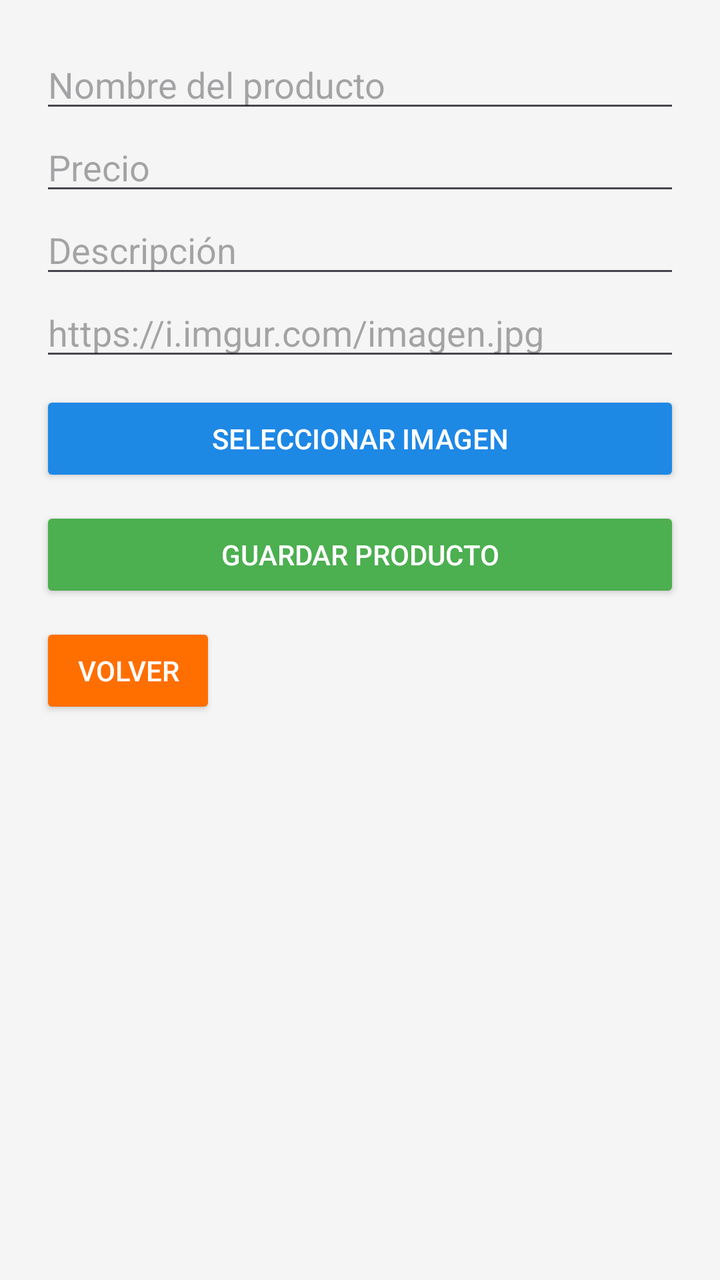
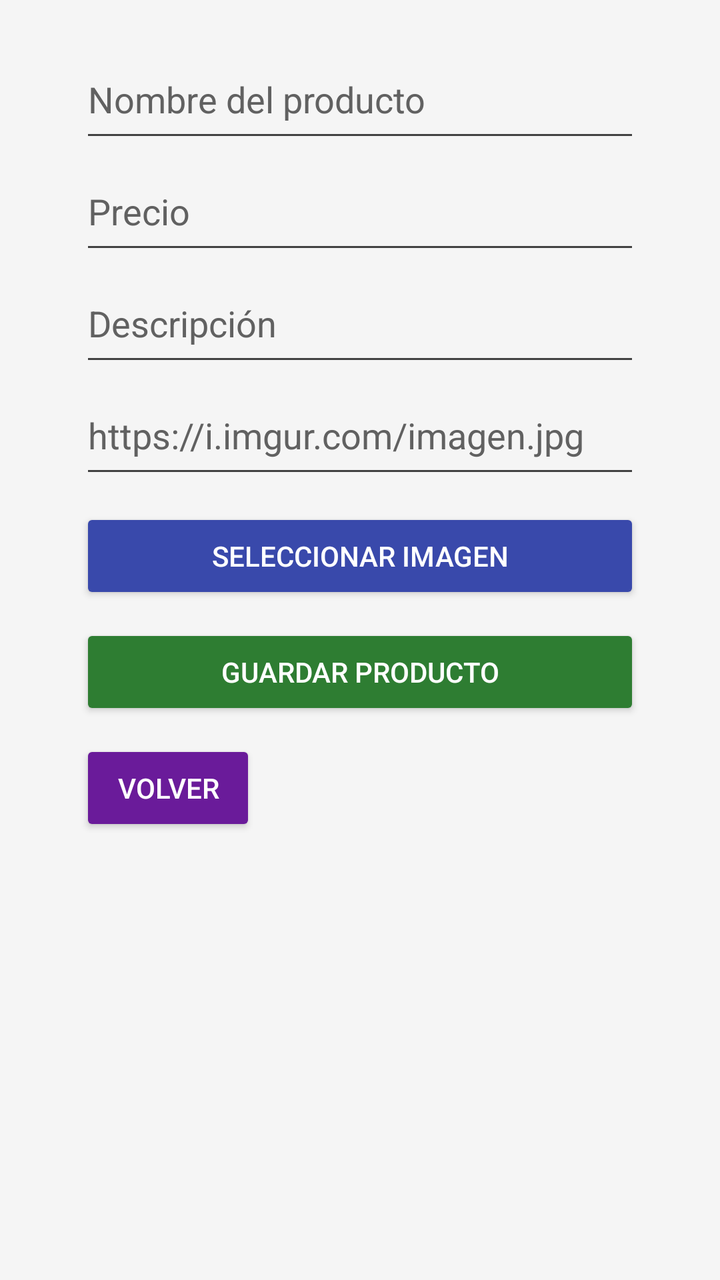

Two renders of the same Android screen: before a commit and after it. Below are the layout's source before the change and the commit's diff.
<!-- AndroidManifest.xml: application theme Theme.TechStore -->
<!-- res/layout/activity_agregar_producto.xml -->
<?xml version="1.0" encoding="utf-8"?>
<LinearLayout
    xmlns:android="http://schemas.android.com/apk/res/android"
    android:orientation="vertical"
    android:padding="20dp"
    android:background="@color/background"
    android:layout_width="match_parent"
    android:layout_height="match_parent">

    <EditText
        android:id="@+id/etNombre"
        android:hint="@string/hint_nombre_producto"
        android:autofillHints="name"
        android:inputType="textPersonName"
        android:layout_width="match_parent"
        android:layout_height="wrap_content"/>

    <EditText
        android:id="@+id/etPrecio"
        android:hint="@string/hint_precio"
        android:inputType="numberDecimal"
        android:autofillHints="none"
        android:layout_width="match_parent"
        android:layout_height="wrap_content"/>

    <EditText
        android:id="@+id/etDescripcion"
        android:hint="@string/hint_descripcion"
        android:inputType="textMultiLine"
        android:autofillHints="none"
        android:layout_width="match_parent"
        android:layout_height="wrap_content"/>

    <EditText
        android:id="@+id/etImagenUrl"
        android:hint="@string/hint_imagen_url"
        android:inputType="textUri"
        android:autofillHints="none"
        android:layout_width="match_parent"
        android:layout_height="wrap_content"/>

    <Button
        android:id="@+id/btnImagen"
        android:text="@string/seleccionar_imagen"
        android:textColor="@color/white"
        android:backgroundTint="@color/primary"
        android:layout_marginTop="10dp"
        android:layout_width="match_parent"
        android:layout_height="wrap_content"/>

    <Button
        android:id="@+id/btnGuardar"
        android:text="@string/guardar_producto"
        android:textColor="@color/white"
        android:backgroundTint="@color/verde"
        android:layout_marginTop="10dp"
        android:layout_width="match_parent"
        android:layout_height="wrap_content"/>

    <Button
        android:id="@+id/btnVolver"
        android:text="@string/volver"
        android:textColor="@color/white"
        android:backgroundTint="@color/accent"
        android:layout_marginTop="10dp"
        android:layout_width="wrap_content"
        android:layout_height="wrap_content"/>

</LinearLayout>
<!-- resources referenced by this layout -->
<resources>
  <color name="accent">#FF6F00</color>
  <color name="background">#F5F5F5</color>
  <color name="primary">#1E88E5</color>
  <color name="verde">#4CAF50</color>
  <color name="white">#FFFFFF</color>
  <string name="guardar_producto">Guardar Producto</string>
  <string name="hint_descripcion">Descripción</string>
  <string name="hint_imagen_url">https://i.imgur.com/imagen.jpg</string>
  <string name="hint_nombre_producto">Nombre del producto</string>
  <string name="hint_precio">Precio</string>
  <string name="seleccionar_imagen">Seleccionar Imagen</string>
  <string name="volver">Volver</string>
  <style name="Theme.TechStore" parent="Base.Theme.TechStore" />
  <style name="Base.Theme.TechStore" parent="Theme.Material3.DayNight.NoActionBar">
          
          
      </style>
</resources>

<!-- the commit's change to res/layout/activity_agregar_producto.xml (unified diff, before → after) -->
@@ -1,69 +1,88 @@
 <?xml version="1.0" encoding="utf-8"?>
-<LinearLayout
+<ScrollView
     xmlns:android="http://schemas.android.com/apk/res/android"
-    android:orientation="vertical"
-    android:padding="20dp"
-    android:background="@color/background"
     android:layout_width="match_parent"
-    android:layout_height="match_parent">
+    android:layout_height="match_parent"
+    android:background="@color/background">
 
-    <EditText
-        android:id="@+id/etNombre"
-        android:hint="@string/hint_nombre_producto"
-        android:autofillHints="name"
-        android:inputType="textPersonName"
-        android:layout_width="match_parent"
-        android:layout_height="wrap_content"/>
+    <LinearLayout
+        android:layout_width="@dimen/form_width"
+        android:layout_height="wrap_content"
+        android:layout_gravity="center_horizontal"
+        android:orientation="vertical"
+        android:padding="@dimen/padding_large">
 
-    <EditText
-        android:id="@+id/etPrecio"
-        android:hint="@string/hint_precio"
-        android:inputType="numberDecimal"
-        android:autofillHints="none"
-        android:layout_width="match_parent"
-        android:layout_height="wrap_content"/>
+        <EditText
+            android:id="@+id/etNombre"
+            android:layout_width="match_parent"
+            android:layout_height="@dimen/input_height"
+            android:hint="@string/hint_nombre_producto"
+            android:autofillHints="name"
+            android:inputType="textPersonName"
+            android:textColor="@color/texto_principal"
+            android:textColorHint="@color/texto_hint"
+            android:backgroundTint="@color/input_border"/>
 
-    <EditText
-        android:id="@+id/etDescripcion"
-        android:hint="@string/hint_descripcion"
-        android:inputType="textMultiLine"
-        android:autofillHints="none"
-        android:layout_width="match_parent"
-        android:layout_height="wrap_content"/>
+        <EditText
+            android:id="@+id/etPrecio"
+            android:layout_width="match_parent"
+            android:layout_height="@dimen/input_height"
+            android:hint="@string/hint_precio"
+            android:inputType="numberDecimal"
+            android:autofillHints="none"
+            android:textColor="@color/texto_principal"
+            android:textColorHint="@color/texto_hint"
+            android:backgroundTint="@color/input_border"/>
 
-    <EditText
-        android:id="@+id/etImagenUrl"
-        android:hint="@string/hint_imagen_url"
-        android:inputType="textUri"
-        android:autofillHints="none"
-        android:layout_width="match_parent"
-        android:layout_height="wrap_content"/>
+        <EditText
+            android:id="@+id/etDescripcion"
+            android:layout_width="match_parent"
+            android:layout_height="@dimen/input_height"
+            android:hint="@string/hint_descripcion"
+            android:inputType="textMultiLine"
+            android:autofillHints="none"
+            android:textColor="@color/texto_principal"
+            android:textColorHint="@color/texto_hint"
+            android:backgroundTint="@color/input_border"/>
 
-    <Button
-        android:id="@+id/btnImagen"
-        android:text="@string/seleccionar_imagen"
-        android:textColor="@color/white"
-        android:backgroundTint="@color/primary"
-        android:layout_marginTop="10dp"
-        android:layout_width="match_parent"
-        android:layout_height="wrap_content"/>
+        <EditText
+            android:id="@+id/etImagenUrl"
+            android:layout_width="match_parent"
+            android:layout_height="@dimen/input_height"
+            android:hint="@string/hint_imagen_url"
+            android:inputType="textUri"
+            android:autofillHints="none"
+            android:textColor="@color/texto_principal"
+            android:textColorHint="@color/texto_hint"
+            android:backgroundTint="@color/input_border"/>
 
-    <Button
-        android:id="@+id/btnGuardar"
-        android:text="@string/guardar_producto"
-        android:textColor="@color/white"
-        android:backgroundTint="@color/verde"
-        android:layout_marginTop="10dp"
-        android:layout_width="match_parent"
-        android:layout_height="wrap_content"/>
+        <Button
+            android:id="@+id/btnImagen"
+            android:layout_width="match_parent"
+            android:layout_height="wrap_content"
+            android:layout_marginTop="@dimen/margin_small"
+            android:text="@string/seleccionar_imagen"
+            android:textColor="@color/texto_blanco"
+            android:backgroundTint="@color/boton_primario"/>
 
-    <Button
-        android:id="@+id/btnVolver"
-        android:text="@string/volver"
-        android:textColor="@color/white"
-        android:backgroundTint="@color/accent"
-        android:layout_marginTop="10dp"
-        android:layout_width="wrap_content"
-        android:layout_height="wrap_content"/>
+        <Button
+            android:id="@+id/btnGuardar"
+            android:layout_width="match_parent"
+            android:layout_height="wrap_content"
+            android:layout_marginTop="@dimen/margin_small"
+            android:text="@string/guardar_producto"
+            android:textColor="@color/texto_blanco"
+            android:backgroundTint="@color/boton_verde"/>
 
-</LinearLayout>
+        <Button
+            android:id="@+id/btnVolver"
+            android:layout_width="wrap_content"
+            android:layout_height="wrap_content"
+            android:layout_marginTop="@dimen/margin_small"
+            android:text="@string/volver"
+            android:textColor="@color/texto_blanco"
+            android:backgroundTint="@color/boton_secundario"/>
+
+    </LinearLayout>
+
+</ScrollView>
<!-- resource entries referenced after the edit -->
@@ -1,10 +1,17 @@
 <!-- resources referenced by this layout -->
 <resources>
-  <color name="accent">#FF6F00</color>
   <color name="background">#F5F5F5</color>
-  <color name="primary">#1E88E5</color>
-  <color name="verde">#4CAF50</color>
-  <color name="white">#FFFFFF</color>
+  <color name="boton_primario">#3949AB</color>
+  <color name="boton_secundario">#6A1B9A</color>
+  <color name="boton_verde">#2E7D32</color>
+  <color name="input_border">#424242</color>
+  <color name="texto_blanco">#FFFFFF</color>
+  <color name="texto_hint">#616161</color>
+  <color name="texto_principal">#333333</color>
+  <dimen name="form_width">320dp</dimen>
+  <dimen name="input_height">56dp</dimen>
+  <dimen name="margin_small">10dp</dimen>
+  <dimen name="padding_large">20dp</dimen>
   <string name="guardar_producto">Guardar Producto</string>
   <string name="hint_descripcion">Descripción</string>
   <string name="hint_imagen_url">https://i.imgur.com/imagen.jpg</string>
